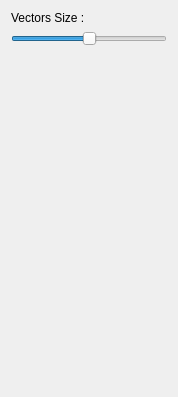
The window that SCHNApps/Plugins/renderVector/renderVector.ui (cgogn/CGoGN) describes before a commit, drawn with Qt 5.
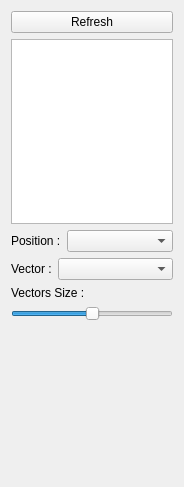
The same window after the commit.

Diff of the .ui file:
```diff
--- a/SCHNApps/Plugins/renderVector/renderVector.ui
+++ b/SCHNApps/Plugins/renderVector/renderVector.ui
@@ -6,14 +6,74 @@
    <rect>
     <x>0</x>
     <y>0</y>
-    <width>174</width>
-    <height>397</height>
+    <width>184</width>
+    <height>487</height>
    </rect>
   </property>
   <property name="windowTitle">
    <string>Form</string>
   </property>
   <layout class="QVBoxLayout" name="verticalLayout">
+   <item>
+    <widget class="QPushButton" name="button_refreshVBOs">
+     <property name="sizePolicy">
+      <sizepolicy hsizetype="Preferred" vsizetype="Fixed">
+       <horstretch>0</horstretch>
+       <verstretch>0</verstretch>
+      </sizepolicy>
+     </property>
+     <property name="layoutDirection">
+      <enum>Qt::LeftToRight</enum>
+     </property>
+     <property name="text">
+      <string>Refresh</string>
+     </property>
+    </widget>
+   </item>
+   <item>
+    <widget class="QListWidget" name="mapList"/>
+   </item>
+   <item>
+    <layout class="QGridLayout" name="gridLayout">
+     <property name="sizeConstraint">
+      <enum>QLayout::SetDefaultConstraint</enum>
+     </property>
+     <item row="1" column="0">
+      <widget class="QLabel" name="label_3">
+       <property name="text">
+        <string>Vector :</string>
+       </property>
+      </widget>
+     </item>
+     <item row="0" column="0" colspan="2">
+      <widget class="QLabel" name="label_2">
+       <property name="text">
+        <string>Position :</string>
+       </property>
+      </widget>
+     </item>
+     <item row="0" column="2">
+      <widget class="QComboBox" name="combo_positionVBO">
+       <property name="sizePolicy">
+        <sizepolicy hsizetype="Expanding" vsizetype="Fixed">
+         <horstretch>0</horstretch>
+         <verstretch>0</verstretch>
+        </sizepolicy>
+       </property>
+      </widget>
+     </item>
+     <item row="1" column="1" colspan="2">
+      <widget class="QComboBox" name="combo_vectorVBO">
+       <property name="sizePolicy">
+        <sizepolicy hsizetype="MinimumExpanding" vsizetype="Fixed">
+         <horstretch>0</horstretch>
+         <verstretch>0</verstretch>
+        </sizepolicy>
+       </property>
+      </widget>
+     </item>
+    </layout>
+   </item>
    <item>
     <widget class="QLabel" name="label">
      <property name="text">
```
